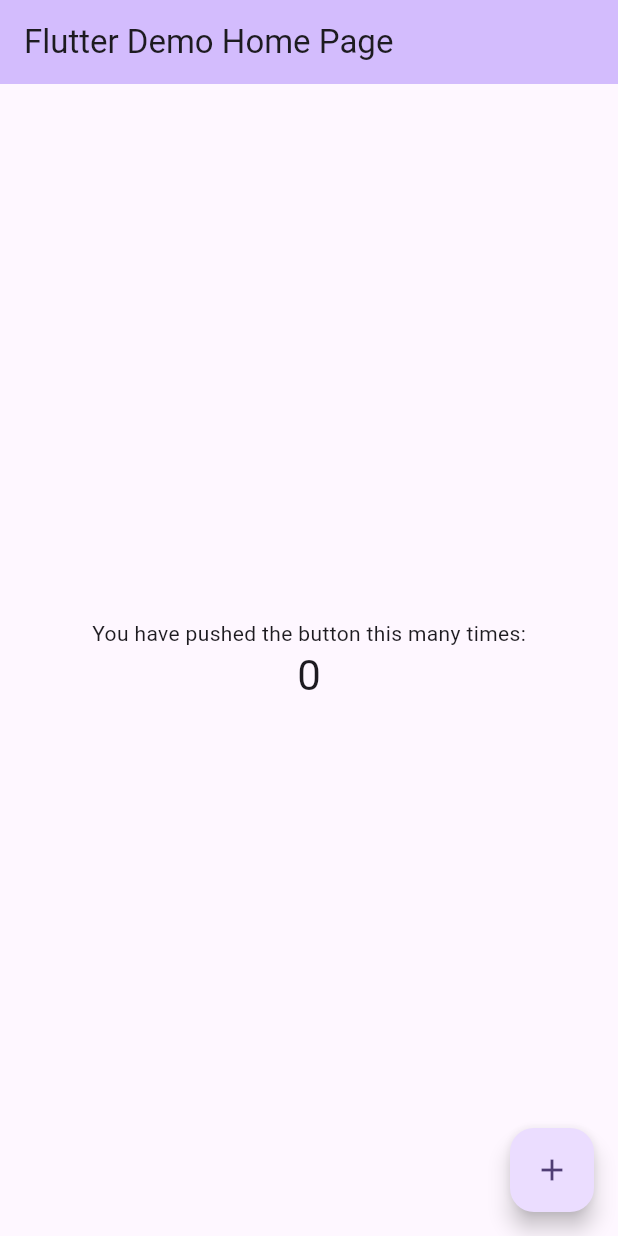
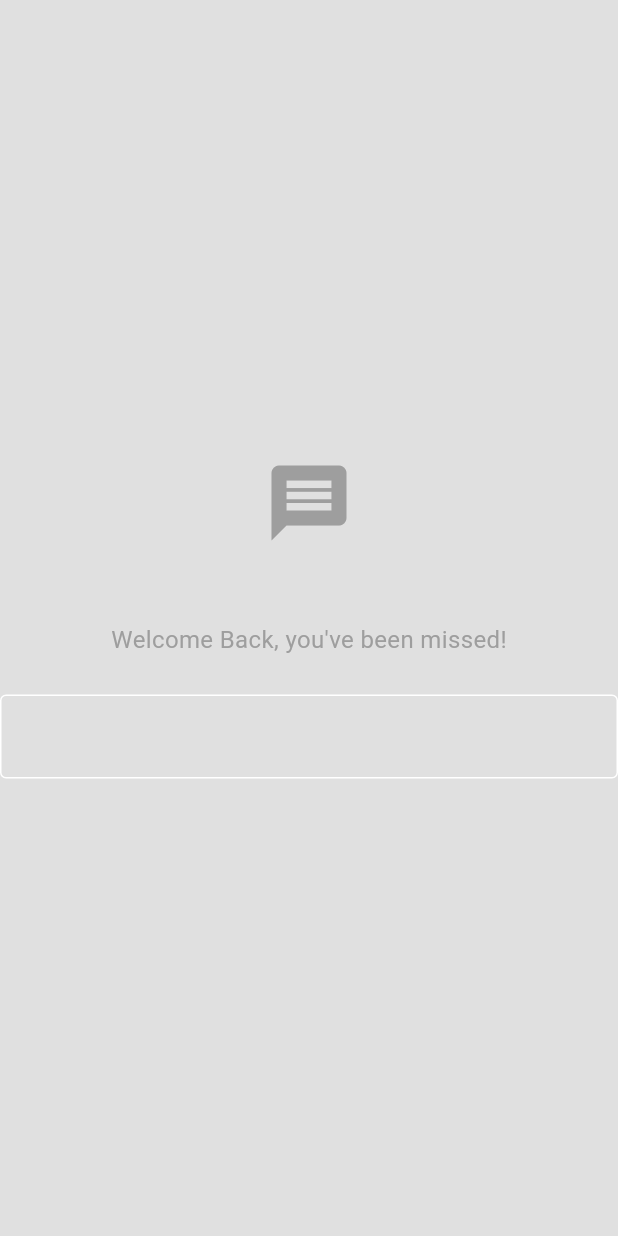
Before and after one commit to pmtriet/chat-app, a Flutter app: the screen it shows after launch, on a phone screen of 412 x 824 dp. Run offline on Flutter 3.47's test engine with Material 3 defaults, Android fonts, the phone set to English and light mode, and no system bars.

Commit message:
build login UI

```diff
--- /dev/null
+++ b/lib/components/my_textfiled.dart
@@ -0,0 +1,21 @@
+import 'package:flutter/material.dart';
+
+class MyTextField extends StatelessWidget {
+  const MyTextField({super.key});
+
+  @override
+  Widget build(BuildContext context) {
+    return TextField(
+      decoration: InputDecoration(
+        enabledBorder: OutlineInputBorder(
+          borderSide: BorderSide(color: Theme.of(context).colorScheme.tertiary,
+          ),
+        ),
+        focusedBorder: OutlineInputBorder(
+          borderSide: BorderSide(color: Theme.of(context).colorScheme.primary,
+          ),
+        )
+        )
+      );
+  }
+}
--- a/lib/main.dart
+++ b/lib/main.dart
@@ -1,4 +1,6 @@
+import 'package:chat_app/themes/light_mode.dart';
 import 'package:flutter/material.dart';
+import 'pages/login_page.dart';
 
 void main() {
   runApp(const MyApp());
@@ -11,115 +13,9 @@ class MyApp extends StatelessWidget {
   @override
   Widget build(BuildContext context) {
     return MaterialApp(
-      title: 'Flutter Demo',
-      theme: ThemeData(
-        // This is the theme of your application.
-        //
-        // TRY THIS: Try running your application with "flutter run". You'll see
-        // the application has a purple toolbar. Then, without quitting the app,
-        // try changing the seedColor in the colorScheme below to Colors.green
-        // and then invoke "hot reload" (save your changes or press the "hot
-        // reload" button in a Flutter-supported IDE, or press "r" if you used
-        // the command line to start the app).
-        //
-        // Notice that the counter didn't reset back to zero; the application
-        // state is not lost during the reload. To reset the state, use hot
-        // restart instead.
-        //
-        // This works for code too, not just values: Most code changes can be
-        // tested with just a hot reload.
-        colorScheme: ColorScheme.fromSeed(seedColor: Colors.deepPurple),
-        useMaterial3: true,
-      ),
-      home: const MyHomePage(title: 'Flutter Demo Home Page'),
+      debugShowCheckedModeBanner: false,
+      home: LoginPage(),
+      theme: lightMode,
     );
   }
 }
-
-class MyHomePage extends StatefulWidget {
-  const MyHomePage({super.key, required this.title});
-
-  // This widget is the home page of your application. It is stateful, meaning
-  // that it has a State object (defined below) that contains fields that affect
-  // how it looks.
-
-  // This class is the configuration for the state. It holds the values (in this
-  // case the title) provided by the parent (in this case the App widget) and
-  // used by the build method of the State. Fields in a Widget subclass are
-  // always marked "final".
-
-  final String title;
-
-  @override
-  State<MyHomePage> createState() => _MyHomePageState();
-}
-
-class _MyHomePageState extends State<MyHomePage> {
-  int _counter = 0;
-
-  void _incrementCounter() {
-    setState(() {
-      // This call to setState tells the Flutter framework that something has
-      // changed in this State, which causes it to rerun the build method below
-      // so that the display can reflect the updated values. If we changed
-      // _counter without calling setState(), then the build method would not be
-      // called again, and so nothing would appear to happen.
-      _counter++;
-    });
-  }
-
-  @override
-  Widget build(BuildContext context) {
-    // This method is rerun every time setState is called, for instance as done
-    // by the _incrementCounter method above.
-    //
-    // The Flutter framework has been optimized to make rerunning build methods
-    // fast, so that you can just rebuild anything that needs updating rather
-    // than having to individually change instances of widgets.
-    return Scaffold(
-      appBar: AppBar(
-        // TRY THIS: Try changing the color here to a specific color (to
-        // Colors.amber, perhaps?) and trigger a hot reload to see the AppBar
-        // change color while the other colors stay the same.
-        backgroundColor: Theme.of(context).colorScheme.inversePrimary,
-        // Here we take the value from the MyHomePage object that was created by
-        // the App.build method, and use it to set our appbar title.
-        title: Text(widget.title),
-      ),
-      body: Center(
-        // Center is a layout widget. It takes a single child and positions it
-        // in the middle of the parent.
-        child: Column(
-          // Column is also a layout widget. It takes a list of children and
-          // arranges them vertically. By default, it sizes itself to fit its
-          // children horizontally, and tries to be as tall as its parent.
-          //
-          // Column has various properties to control how it sizes itself and
-          // how it positions its children. Here we use mainAxisAlignment to
-          // center the children vertically; the main axis here is the vertical
-          // axis because Columns are vertical (the cross axis would be
-          // horizontal).
-          //
-          // TRY THIS: Invoke "debug painting" (choose the "Toggle Debug Paint"
-          // action in the IDE, or press "p" in the console), to see the
-          // wireframe for each widget.
-          mainAxisAlignment: MainAxisAlignment.center,
-          children: <Widget>[
-            const Text(
-              'You have pushed the button this many times:',
-            ),
-            Text(
-              '$_counter',
-              style: Theme.of(context).textTheme.headlineMedium,
-            ),
-          ],
-        ),
-      ),
-      floatingActionButton: FloatingActionButton(
-        onPressed: _incrementCounter,
-        tooltip: 'Increment',
-        child: const Icon(Icons.add),
-      ), // This trailing comma makes auto-formatting nicer for build methods.
-    );
-  }
-}
--- /dev/null
+++ b/lib/pages/login_page.dart
@@ -0,0 +1,51 @@
+import 'package:chat_app/components/my_textfiled.dart';
+import 'package:flutter/material.dart';
+
+class LoginPage extends StatelessWidget {
+  const LoginPage({Key? key}) : super(key: key);
+
+  @override
+  Widget build(BuildContext context) {
+    return Scaffold(
+      backgroundColor: Theme.of(context).colorScheme.background,
+      body: Center(
+        child: Column(
+          mainAxisAlignment: MainAxisAlignment.center,
+          children: [
+            //logo
+            Icon(
+              Icons.message,
+              size: 60,
+              color: Theme.of(context).colorScheme.primary,
+            ),
+
+            const SizedBox(
+              height: 50,
+            ),
+
+            //welcome back message
+            Text(
+              "Welcome Back, you've been missed!",
+              style: TextStyle(
+                fontSize: 16,
+                color: Theme.of(context).colorScheme.primary,
+              ),
+            ),
+
+            const SizedBox(
+              height: 25,
+            ),
+            //email textfield
+            const MyTextField(),
+
+            //password textfield
+
+            //login button
+
+            //register now
+          ],
+        ),
+      ),
+    );
+  }
+}
--- /dev/null
+++ b/lib/themes/light_mode.dart
@@ -0,0 +1,11 @@
+import 'package:flutter/material.dart';
+
+ThemeData lightMode = ThemeData(
+  colorScheme: ColorScheme.light(
+    background: Colors.grey.shade300,
+    primary: Colors.grey.shade500,
+    secondary: Colors.grey.shade200,
+    tertiary: Colors.white,
+    inversePrimary: Colors.grey.shade900,
+  )
+);
```
Also changed, not shown: 2 other files.
